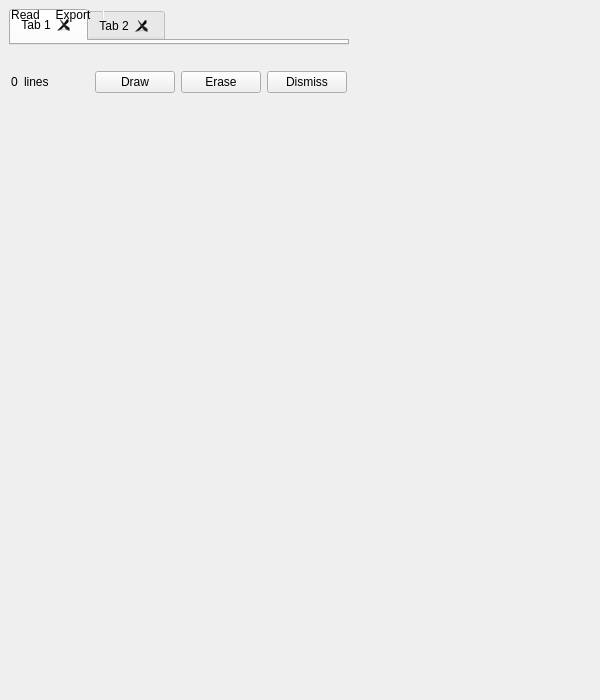
This is specviz/plugins/line_labels/ui/linelists_window.ui in nmearl/specviz as Qt 5 draws it before an edit. The edited form follows.
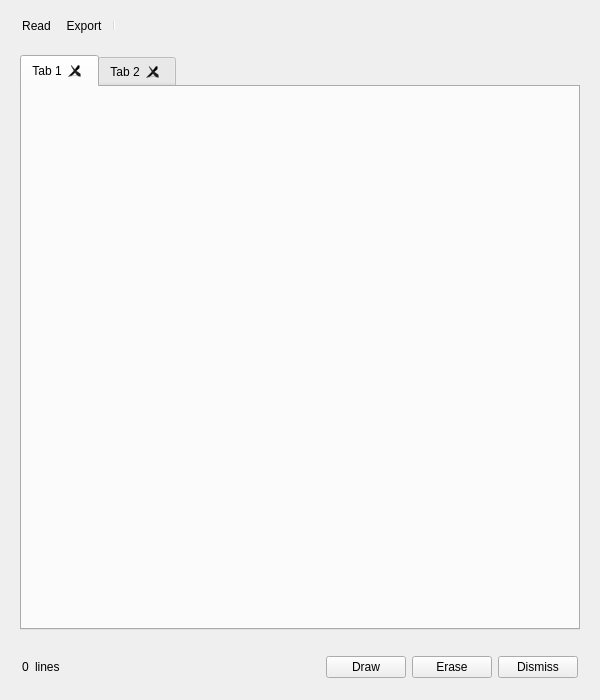
This is the edited form. Icons and pictures are not drawn.

Commit message: Very first working version. Still buggy.

Patch:
```diff
--- a/specviz/plugins/line_labels/ui/linelists_window.ui
+++ b/specviz/plugins/line_labels/ui/linelists_window.ui
@@ -31,7 +31,36 @@
   <property name="windowTitle">
    <string>MainWindow</string>
   </property>
-  <widget class="QWidget" name="main_widget">
+  <layout class="QVBoxLayout" name="verticalLayout_2">
+   <item>
+    <widget class="QToolBar" name="main_toolbar">
+     <property name="windowTitle">
+      <string>Main Tool Bar</string>
+     </property>
+     <property name="movable">
+      <bool>false</bool>
+     </property>
+     <property name="allowedAreas">
+      <set>Qt::NoToolBarArea</set>
+     </property>
+     <property name="iconSize">
+      <size>
+       <width>24</width>
+       <height>24</height>
+      </size>
+     </property>
+     <property name="toolButtonStyle">
+      <enum>Qt::ToolButtonTextUnderIcon</enum>
+     </property>
+     <property name="floatable">
+      <bool>false</bool>
+     </property>
+     <addaction name="actionOpen"/>
+     <addaction name="actionExport"/>
+     <addaction name="separator"/>
+    </widget>
+   </item>
+   <item>
    <layout class="QGridLayout" name="gridLayout_2">
     <item row="0" column="0">
      <layout class="QVBoxLayout" name="verticalLayout">
@@ -143,39 +172,8 @@
      </layout>
     </item>
    </layout>
-  </widget>
-  <widget class="QToolBar" name="main_toolbar">
-   <property name="windowTitle">
-    <string>Main Tool Bar</string>
-   </property>
-   <property name="movable">
-    <bool>false</bool>
-   </property>
-   <property name="allowedAreas">
-    <set>Qt::NoToolBarArea</set>
-   </property>
-   <property name="iconSize">
-    <size>
-     <width>24</width>
-     <height>24</height>
-    </size>
-   </property>
-   <property name="toolButtonStyle">
-    <enum>Qt::ToolButtonTextUnderIcon</enum>
-   </property>
-   <property name="floatable">
-    <bool>false</bool>
-   </property>
-   <attribute name="toolBarArea">
-    <enum>TopToolBarArea</enum>
-   </attribute>
-   <attribute name="toolBarBreak">
-    <bool>false</bool>
-   </attribute>
-   <addaction name="actionOpen"/>
-   <addaction name="actionExport"/>
-   <addaction name="separator"/>
-  </widget>
+   </item>
+  </layout>
   <action name="mask_editor_toggle">
    <property name="checkable">
     <bool>true</bool>
```
Lines whose indentation alone changed are shown as unchanged. The commit also changes 2 other files.
